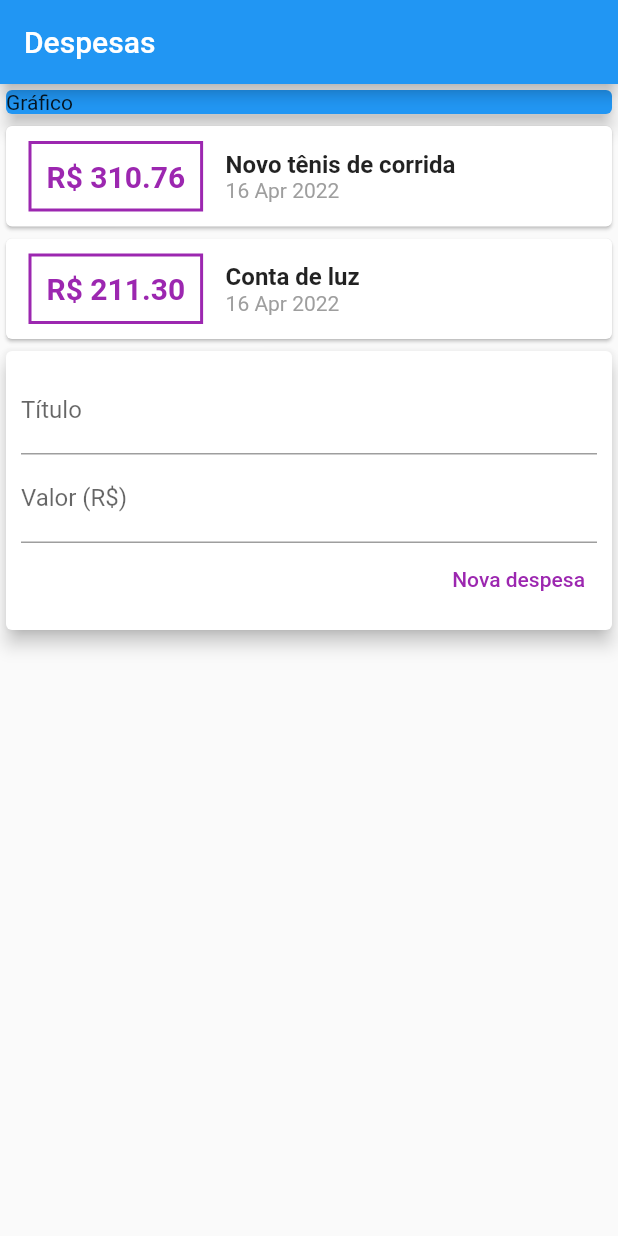
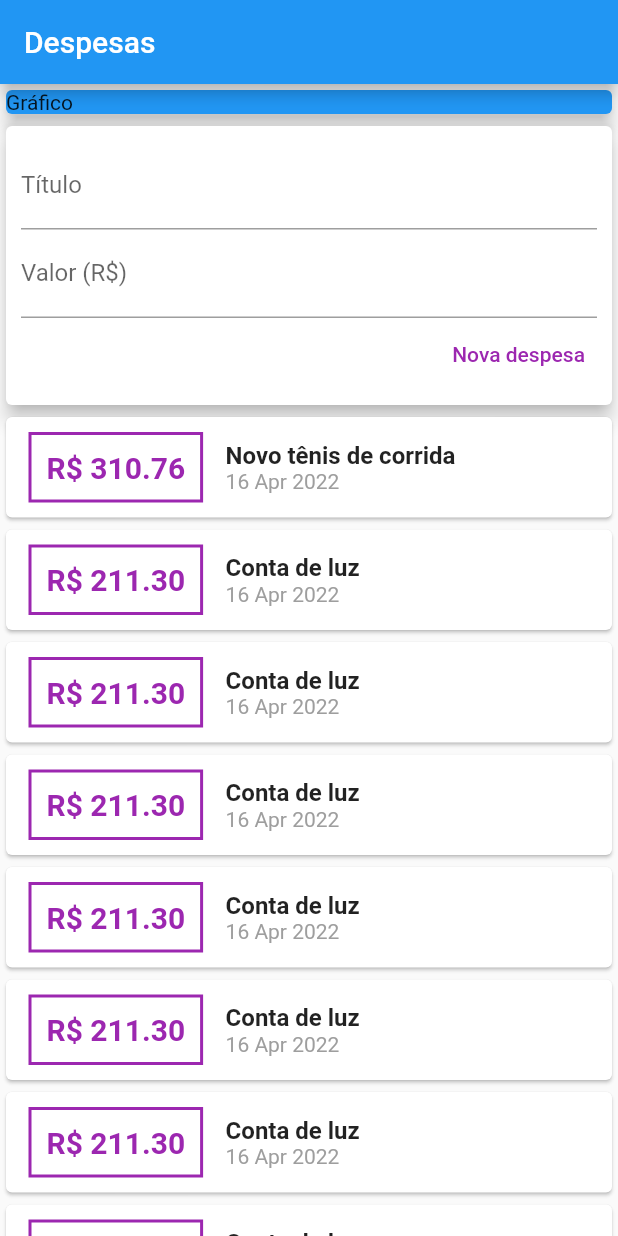
Before and after one commit to rikeealmeida/finance_app, a Flutter app: the screen it shows after launch, after a tap on "Nova despesa", on a phone screen of 412 x 824 dp. Run offline on Flutter 3.47's test engine with Material 2 defaults, Android fonts, the phone set to English and light mode, and no system bars.

Commit message:
atualizando sdk

```diff
--- /dev/null
+++ b/lib/components/components.dart
@@ -0,0 +1,3 @@
+export 'transaction_form.dart';
+export 'transaction_list.dart';
+export 'transaction_user.dart';
--- a/lib/components/transaction_form.dart
+++ b/lib/components/transaction_form.dart
@@ -1,12 +1,13 @@
 import 'package:flutter/material.dart';
 
 class TransactionForm extends StatelessWidget {
-  const TransactionForm({Key key}) : super(key: key);
+  final titleController = TextEditingController();
+  final valueController = TextEditingController();
+  final void Function(String, double) onSubmit;
+  TransactionForm({Key key, this.onSubmit}) : super(key: key);
 
   @override
   Widget build(BuildContext context) {
-    final titleController = TextEditingController();
-    final valueController = TextEditingController();
     return Card(
       elevation: 5,
       child: Padding(
@@ -28,8 +29,9 @@ class TransactionForm extends StatelessWidget {
               children: [
                 TextButton(
                   onPressed: () {
-                    print(titleController.text);
-                    print(valueController.text);
+                    final title = titleController.text;
+                    final value = double.tryParse(valueController.text);
+                    onSubmit(title, value);
                   },
                   child: const Text(
                     'Nova despesa',
--- a/lib/components/transaction_list.dart
+++ b/lib/components/transaction_list.dart
@@ -10,8 +10,12 @@ class TransactionList extends StatelessWidget {
 
   @override
   Widget build(BuildContext context) {
-    return Column(
-      children: transactions.map((tr) {
+    return Container(
+      height: 555,
+      child: ListView.builder(
+        itemCount: transactions.length,
+        itemBuilder: (_, index) {
+          final tr = transactions[index];
           return Card(
             child: Row(
               children: [
@@ -54,7 +58,8 @@ class TransactionList extends StatelessWidget {
               ],
             ),
           );
-      }).toList(),
+        },
+      ),
     );
   }
 }
--- a/lib/components/transaction_user.dart
+++ b/lib/components/transaction_user.dart
@@ -1,4 +1,10 @@
+import 'dart:math';
+
+import 'package:finance_app/components/transaction_form.dart';
+import 'package:finance_app/components/transaction_list.dart';
 import 'package:flutter/material.dart';
+
+import '../ models/transaction_model.dart';
 
 class TransactionUser extends StatefulWidget {
   const TransactionUser({Key key}) : super(key: key);
@@ -8,8 +14,95 @@ class TransactionUser extends StatefulWidget {
 }
 
 class _TransactionUserState extends State<TransactionUser> {
+  final _transactions = [
+    Transaction(
+      id: 't1',
+      title: 'Novo tênis de corrida',
+      value: 310.76,
+      date: DateTime.now(),
+    ),
+    Transaction(
+      id: 't1',
+      title: 'Conta de luz',
+      value: 211.30,
+      date: DateTime.now(),
+    ),
+    Transaction(
+      id: 't1',
+      title: 'Conta de luz',
+      value: 211.30,
+      date: DateTime.now(),
+    ),
+    Transaction(
+      id: 't1',
+      title: 'Conta de luz',
+      value: 211.30,
+      date: DateTime.now(),
+    ),
+    Transaction(
+      id: 't1',
+      title: 'Conta de luz',
+      value: 211.30,
+      date: DateTime.now(),
+    ),
+    Transaction(
+      id: 't1',
+      title: 'Conta de luz',
+      value: 211.30,
+      date: DateTime.now(),
+    ),
+    Transaction(
+      id: 't1',
+      title: 'Conta de luz',
+      value: 211.30,
+      date: DateTime.now(),
+    ),
+    Transaction(
+      id: 't1',
+      title: 'Conta de luz',
+      value: 211.30,
+      date: DateTime.now(),
+    ),
+    Transaction(
+      id: 't1',
+      title: 'Conta de luz',
+      value: 211.30,
+      date: DateTime.now(),
+    ),
+    Transaction(
+      id: 't1',
+      title: 'Conta de luz',
+      value: 211.30,
+      date: DateTime.now(),
+    ),
+    Transaction(
+      id: 't1',
+      title: 'Conta de luz',
+      value: 211.30,
+      date: DateTime.now(),
+    ),
+  ];
+
+  _addTransaction(String title, double value) {
+    final newTransaction = Transaction(
+      id: Random().nextDouble().toString(),
+      title: title,
+      value: value,
+      date: DateTime.now(),
+    );
+
+    setState(() {
+      _transactions.add(newTransaction);
+    });
+  }
+
   @override
   Widget build(BuildContext context) {
-    return Container();
+    return Column(
+      children: [
+        TransactionForm(onSubmit: _addTransaction),
+        TransactionList(transactions: _transactions)
+      ],
+    );
   }
 }
--- a/lib/main.dart
+++ b/lib/main.dart
@@ -1,8 +1,6 @@
-import 'package:finance_app/%20models/transaction_model.dart';
-import 'package:finance_app/components/transaction_form.dart';
-import 'package:finance_app/components/transaction_list.dart';
 import 'package:flutter/material.dart';
-import 'package:intl/intl.dart';
+
+import 'screens/home_screen.dart';
 
 main() => runApp(
       const FinanceApp(),
@@ -13,51 +11,9 @@ class FinanceApp extends StatelessWidget {
 
   @override
   Widget build(BuildContext context) {
-    return MaterialApp(
+    return const MaterialApp(
       debugShowCheckedModeBanner: false,
       home: HomePage(),
     );
   }
 }
-
-class HomePage extends StatelessWidget {
-  final _transactions = [
-    Transaction(
-      id: 't1',
-      title: 'Novo tênis de corrida',
-      value: 310.76,
-      date: DateTime.now(),
-    ),
-    Transaction(
-      id: 't1',
-      title: 'Conta de luz',
-      value: 211.30,
-      date: DateTime.now(),
-    )
-  ];
-  HomePage({Key key}) : super(key: key);
-
-  @override
-  Widget build(BuildContext context) {
-    return Scaffold(
-      appBar: AppBar(
-        title: const Text('Despesas'),
-      ),
-      body: Column(
-        crossAxisAlignment: CrossAxisAlignment.stretch,
-        children: [
-          Container(
-            width: double.infinity,
-            child: const Card(
-              color: Colors.blue,
-              child: Text('Gráfico '),
-              elevation: 5,
-            ),
-          ),
-          TransactionList(transactions: _transactions),
-          TransactionForm()
-        ],
-      ),
-    );
-  }
-}
--- /dev/null
+++ b/lib/screens/home_screen.dart
@@ -0,0 +1,32 @@
+import 'package:flutter/material.dart';
+
+import '../components/components.dart';
+
+class HomePage extends StatelessWidget {
+  const HomePage({Key key}) : super(key: key);
+
+  @override
+  Widget build(BuildContext context) {
+    return Scaffold(
+      appBar: AppBar(
+        title: const Text('Despesas'),
+      ),
+      body: SingleChildScrollView(
+        child: Column(
+          crossAxisAlignment: CrossAxisAlignment.stretch,
+          children: [
+            Container(
+              width: double.infinity,
+              child: const Card(
+                color: Colors.blue,
+                child: Text('Gráfico '),
+                elevation: 5,
+              ),
+            ),
+            const TransactionUser()
+          ],
+        ),
+      ),
+    );
+  }
+}
--- /dev/null
+++ b/lib/screens/screens.dart
@@ -0,0 +1 @@
+export 'home_screen.dart';
```
Also changed, not shown: pubspec.lock. Lines whose indentation alone changed are shown as unchanged.
